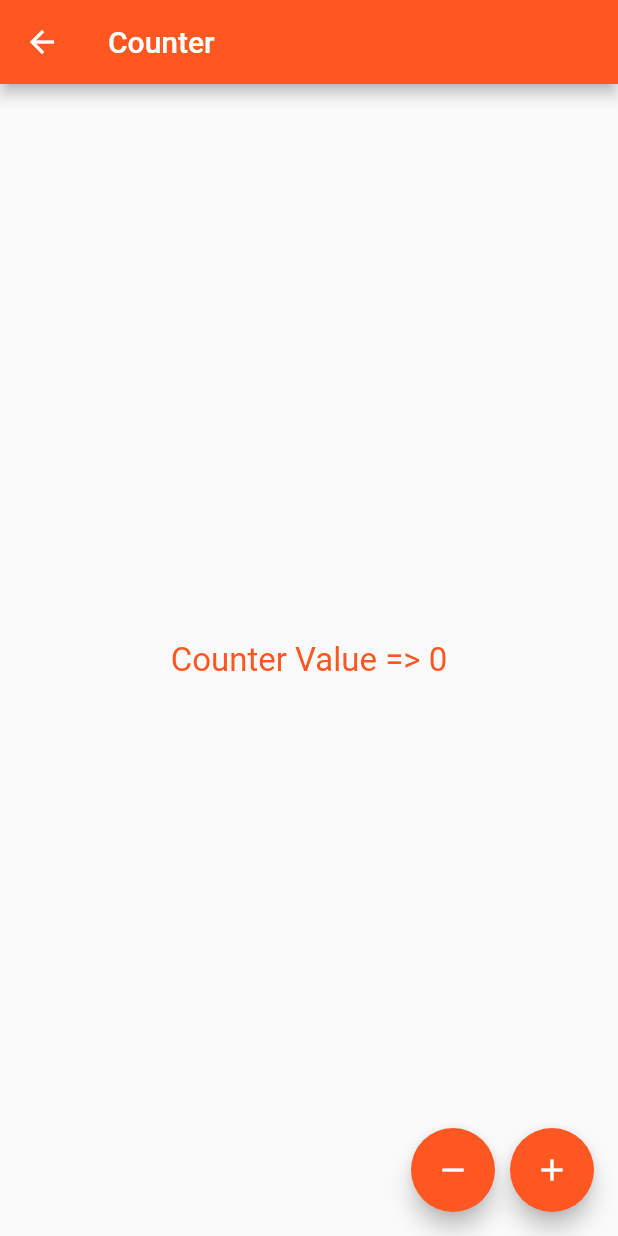
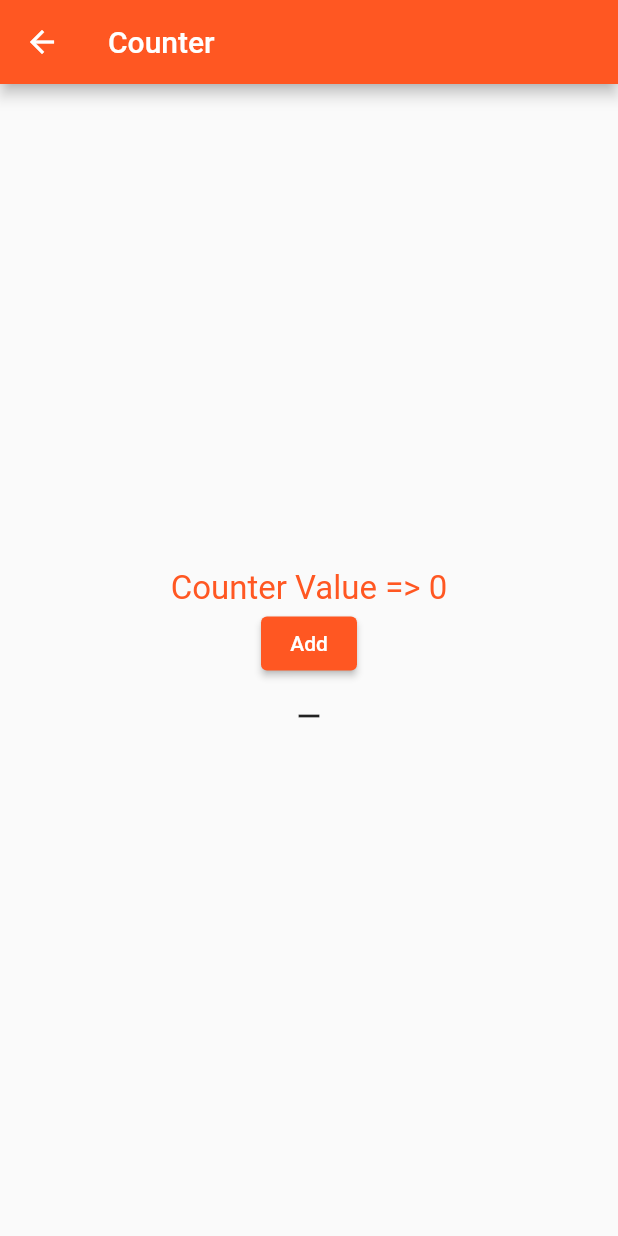
Before and after one commit to ErikaMiklos/my_flutter_app, a Flutter app: the CounterPage screen opened by its route, on a phone screen of 412 x 824 dp. Run offline on Flutter 3.47's test engine with Material 2 defaults, Android fonts, the phone set to English and light mode, and no system bars.

Commit message:
counter avec ElevatedButton et IconButton

```diff
--- a/lib/pages/counter.page.dart
+++ b/lib/pages/counter.page.dart
@@ -14,28 +14,6 @@ class _CounterPageState extends State<CounterPage> {
       appBar: AppBar(
         title: Text("Counter"),
       ),
-      floatingActionButton: Row(
-        mainAxisAlignment: MainAxisAlignment.end,
-        children: [
-          FloatingActionButton(
-            onPressed: () {
-              setState(() {
-                --counter;
-              });
-            },
-            child: Icon(Icons.remove),
-          ),
-          SizedBox(width: 10,),
-          FloatingActionButton(
-            onPressed: () {
-              setState(() {
-                ++counter;
-              });
-            },
-            child: Icon(Icons.add),
-          )
-        ],
-      ),
       body: Center(
         child: Column(
           mainAxisAlignment: MainAxisAlignment.center,
@@ -43,6 +21,16 @@ class _CounterPageState extends State<CounterPage> {
             Text(
               "Counter Value => $counter", style: Theme.of(context).textTheme.bodyText2,
             ),
+            ElevatedButton(onPressed: (){
+              setState(() {
+                ++counter;
+              });
+            }, child: Text("Add")),
+            IconButton(onPressed: (){
+              setState(() {
+                --counter;
+              });
+            }, icon: Icon(Icons.remove))
           ],
         ),
       ),
```
